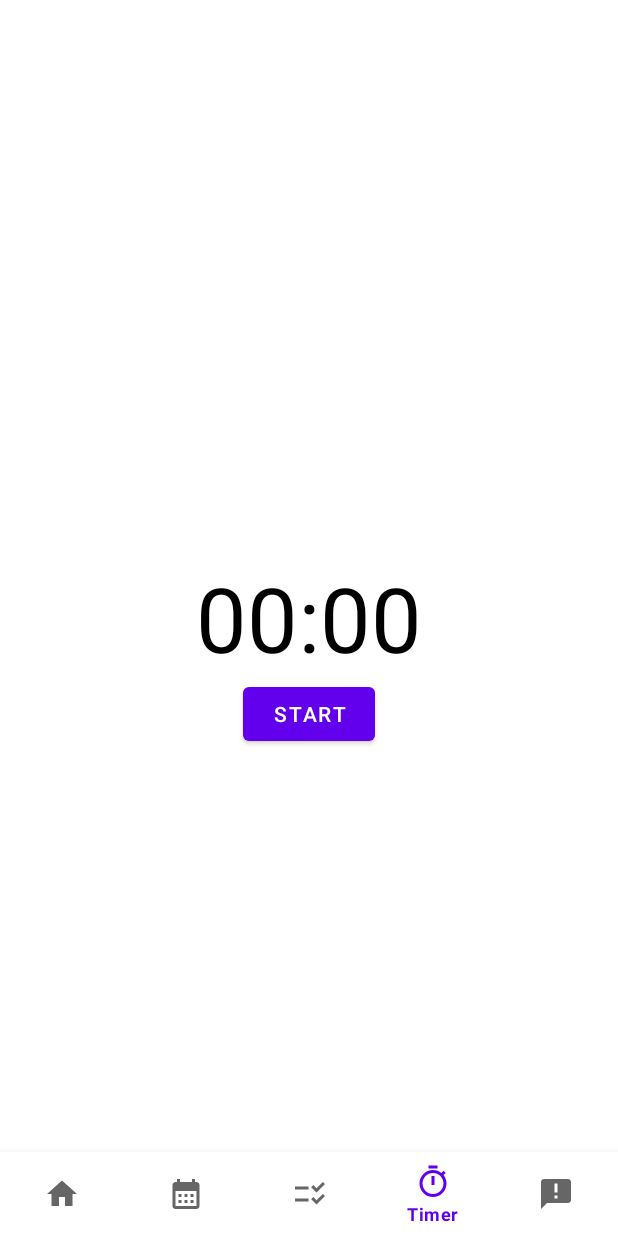
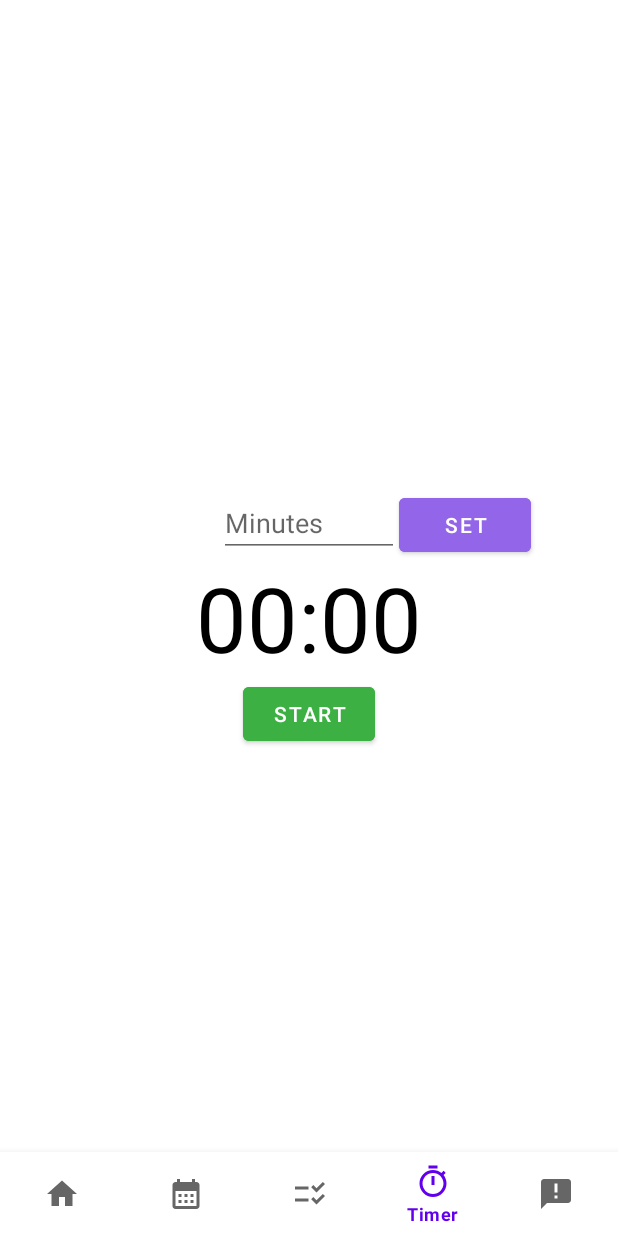
Before and after one commit to JasonHeoJung/MAD-Assignment-SPlanner, an Android app: the screen it shows after launch (MainActivity), item 4 of the bottom bar chosen, on a phone screen of 412 x 824 dp. Run offline under Robolectric (Android 15) with nearby library versions, the phone set to English and light mode, and no system bars.

Commit message:
timer fragment code updated + set timer available

```diff
--- a/app/src/main/java/sg/edu/np/mad/splanner/TimerFragment.java
+++ b/app/src/main/java/sg/edu/np/mad/splanner/TimerFragment.java
@@ -2,6 +2,8 @@ package sg.edu.np.mad.splanner;
 
 import android.os.Bundle;
 
+import androidx.annotation.NonNull;
+import androidx.annotation.Nullable;
 import androidx.fragment.app.Fragment;
 
 import android.os.CountDownTimer;
@@ -9,38 +11,78 @@ import android.view.LayoutInflater;
 import android.view.View;
 import android.view.ViewGroup;
 import android.widget.Button;
+import android.widget.EditText;
 import android.widget.TextView;
+import android.widget.Toast;
 
 import java.util.Locale;
 
 
 public class TimerFragment extends Fragment {
-    private static final long START_TIME_IN_MILLIS = 600000;
-
+    private EditText mEditTextInput;
     private TextView mTextViewCountDown;
+    private Button mButtonSet;
     private Button mButtonStartPause;
     private Button mButtonReset;
 
     private CountDownTimer mCountDownTimer;
 
     private boolean mTimerRunning;
-    private long mTimerLeftInMillis = START_TIME_IN_MILLIS;
+
+    private long mStartTimeInMillis;
+    private long mTimerLeftInMillis;
 
     @Override
-    public void onCreate(Bundle savedInstanceState) {
-        super.onCreate(savedInstanceState);
-        mTextViewCountDown = getView().findViewById(R.id.text_view_countdown);
+    public View onCreateView(LayoutInflater inflater, ViewGroup container, Bundle savedInstanceState) {
+        View view = inflater.inflate(R.layout.fragment_timer, container, false);
 
-        mButtonStartPause = getView().findViewById(R.id.button_start_pause);
-        mButtonReset = getView().findViewById(R.id.button_reset);
+        mEditTextInput = view.findViewById(R.id.edit_text_input);
+        mTextViewCountDown = view.findViewById(R.id.text_view_countdown);
+
+        mButtonSet = view.findViewById(R.id.button_set);
+        mButtonStartPause = view.findViewById(R.id.button_start_pause);
+        mButtonReset = view.findViewById(R.id.button_reset);
+
+        mButtonSet.setOnClickListener(new View.OnClickListener() {
+            @Override
+            public void onClick(View view) {
+                String input = mEditTextInput.getText().toString();
+                if (input.length() == 0) {
+                    Toast.makeText(getActivity(), "Field can't be empty", Toast.LENGTH_SHORT).show();
+                    return;
+                }
+                long millisInput = Long.parseLong(input) * 60000;
+                if (millisInput == 0) {
+                    Toast.makeText(getActivity(), "Please enter a positive number", Toast.LENGTH_SHORT).show();
+                    return;
+                }
+
+                setTime(millisInput);
+                mEditTextInput.setText("");
+            }
+        });
 
         mButtonStartPause.setOnClickListener(new View.OnClickListener() {
             @Override
             public void onClick(View v) {
+                if (mTimerLeftInMillis == 0){
+                    String input = mEditTextInput.getText().toString();
+                    if (input.length() == 0) {
+                        Toast.makeText(getActivity(), "Field can't be empty", Toast.LENGTH_SHORT).show();
+                        return;
+                    }
+                    long millisInput = Long.parseLong(input) * 60000;
+                    if (millisInput == 0) {
+                        Toast.makeText(getActivity(), "Please enter a positive number", Toast.LENGTH_SHORT).show();
+                        return;
+                    }
+                    setTime(millisInput);
+                    mEditTextInput.setText("");
+                }
+
                 if (mTimerRunning) {
                     pauseTimer();
-                }
-                else {
+                } else {
                     startTimer();
                 }
             }
@@ -52,8 +94,13 @@ public class TimerFragment extends Fragment {
                 resetTimer();
             }
         });
+        updateCountDownText();
+        return view;
+    }
 
-        updateCountDownText();
+    private void setTime(long milliseconds){
+        mStartTimeInMillis = milliseconds;
+        resetTimer();
     }
 
     private void startTimer() {
@@ -68,44 +115,67 @@ public class TimerFragment extends Fragment {
             public void onFinish() {
                 mTimerRunning= false;
                 mButtonStartPause.setText("Start");
-                mButtonStartPause.setVisibility(View.INVISIBLE);
-                mButtonReset.setVisibility(View.VISIBLE);
+                updateWatchInterface();
             }
         }.start();
         mTimerRunning = true;
-        mButtonStartPause.setText("Pause");
-        mButtonReset.setVisibility(View.INVISIBLE);
+        updateWatchInterface();
     }
 
     private void pauseTimer() {
         mCountDownTimer.cancel();
         mTimerRunning = false;
-        mButtonStartPause.setText("Start");
-        mButtonReset.setVisibility(View.VISIBLE);
+        updateWatchInterface();
     }
 
     private void resetTimer() {
-        mTimerLeftInMillis = START_TIME_IN_MILLIS;
+        mTimerLeftInMillis = mStartTimeInMillis;
         updateCountDownText();
-        mButtonReset.setVisibility(View.INVISIBLE);
-        mButtonStartPause.setVisibility(View.VISIBLE);
+        updateWatchInterface();
     }
 
     private void updateCountDownText() {
-        int minutes = (int) (mTimerLeftInMillis / 1000) / 60;
+        int hours = (int) (mTimerLeftInMillis / 1000) / 3600;
+        int minutes = (int) ((mTimerLeftInMillis / 1000) % 3600) / 60;
         int seconds = (int) (mTimerLeftInMillis / 1000) % 60;
 
-        String timeLeftFormatted = String.format(Locale.getDefault(),"%02d:%02d", minutes, seconds);
+        String timeLeftFormatted;
+        if (hours > 0) {
+            timeLeftFormatted = String.format(Locale.getDefault(),"%d:%02d:%02d", hours, minutes, seconds);
+        }
+        else {
+            timeLeftFormatted = String.format(Locale.getDefault(),"%02d:%02d", minutes, seconds);
+
+        }
 
         mTextViewCountDown.setText(timeLeftFormatted);
     }
 
-    @Override
-    public View onCreateView(LayoutInflater inflater, ViewGroup container,
-                             Bundle savedInstanceState) {
-        // Inflate the layout for this fragment
-        return inflater.inflate(R.layout.fragment_timer, container, false);
+    private void updateWatchInterface() {
+        if (mTimerRunning) {
+            mEditTextInput.setVisibility(View.INVISIBLE);
+            mButtonSet.setVisibility(View.INVISIBLE);
+            mButtonReset.setVisibility(View.INVISIBLE);
+            mButtonStartPause.setText("Pause");
+        }
+        else {
+            mEditTextInput.setVisibility(View.VISIBLE);
+            mButtonSet.setVisibility(View.VISIBLE);
+            mButtonStartPause.setText("Start");
+
+            if (mTimerLeftInMillis < 1000) {
+                mButtonStartPause.setVisibility(View.INVISIBLE);
+            }
+            else {
+                mButtonStartPause.setVisibility(View.VISIBLE);
+            }
+
+            if (mTimerLeftInMillis < mStartTimeInMillis) {
+                mButtonReset.setVisibility(View.VISIBLE);
+            }
+            else {
+                mButtonReset.setVisibility(View.INVISIBLE);
+            }
+        }
     }
-
-
 }
--- a/app/src/main/res/layout/fragment_timer.xml
+++ b/app/src/main/res/layout/fragment_timer.xml
@@ -6,6 +6,7 @@
     tools:context=".TimerFragment">
 
     <!-- TODO: Update blank fragment layout -->
+
     <TextView
         android:layout_width="wrap_content"
         android:layout_height="wrap_content"
@@ -22,6 +23,7 @@
         android:id="@+id/button_start_pause"
         android:layout_below="@+id/text_view_countdown"
         android:layout_centerHorizontal="true"
+        android:backgroundTint="#3CB043"
         android:text="start"/>
 
     <Button
@@ -32,7 +34,27 @@
         android:layout_marginStart="11dp"
         android:layout_toEndOf="@id/button_start_pause"
         android:text="reset"
+        android:backgroundTint="#E3242B"
         android:visibility="invisible"
         tools:visibility="visible"/>
 
+    <EditText
+        android:id="@+id/edit_text_input"
+        android:layout_width="120dp"
+        android:layout_height="wrap_content"
+        android:layout_above="@+id/text_view_countdown"
+        android:layout_centerHorizontal="true"
+        android:inputType="number"
+        android:hint="Minutes"
+        android:maxLength="4"/>
+
+    <Button
+        android:id="@+id/button_set"
+        android:layout_width="wrap_content"
+        android:layout_height="wrap_content"
+        android:layout_alignTop="@+id/edit_text_input"
+        android:layout_toEndOf="@+id/edit_text_input"
+        android:backgroundTint="#9365E8"
+        android:text="SET" />
+
 </RelativeLayout>
```
